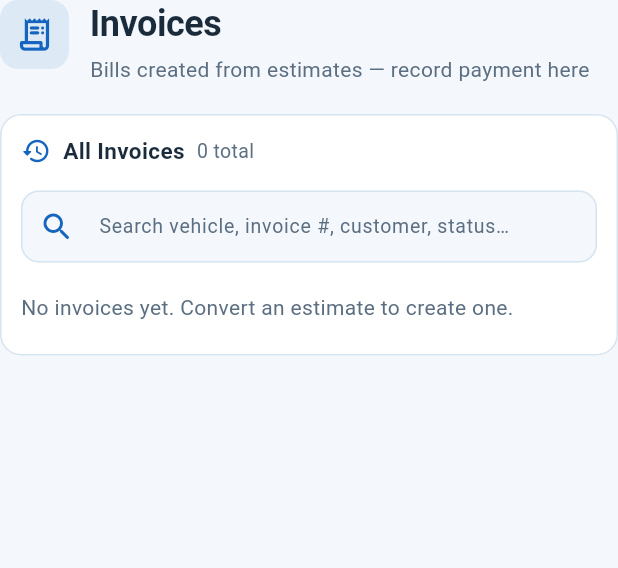
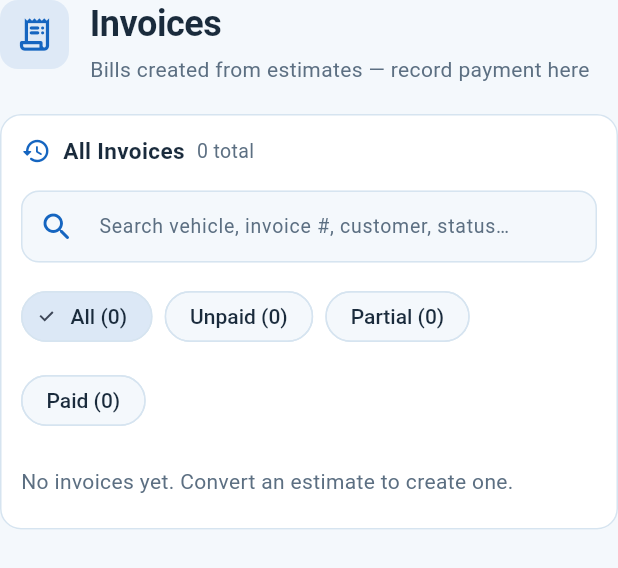
Before and after one commit to shyjutech/garage-management-system, a Flutter app: the InvoicesPage widget shown alone on an empty page, opened directly, on a phone screen of 412 x 824 dp. Shown: the top 568 px of the screen. Run offline on Flutter 3.47's test engine with Material 3 defaults, Android fonts, the phone set to English and light mode, and no system bars; our stand-ins replace cloud_firestore, firebase_auth, firebase_core, pdf, printing, shared_preferences; missing offline and left inert: dart:html; accounts and stored records are empty.

Commit message:
invoice filter

```diff
--- a/lib/src/app.dart
+++ b/lib/src/app.dart
@@ -2281,6 +2281,7 @@ class InvoicesPage extends StatefulWidget {
 
 class _InvoicesPageState extends State<InvoicesPage> {
   final search = TextEditingController();
+  PaymentStatus? statusFilter;
 
   @override
   void dispose() {
@@ -2290,8 +2291,13 @@ class _InvoicesPageState extends State<InvoicesPage> {
 
   List<Invoice> _filteredInvoices(GarageStore store) {
     final query = search.text.trim().toLowerCase();
-    final invoices = List<Invoice>.from(store.invoices)
+    var invoices = List<Invoice>.from(store.invoices)
       ..sort((a, b) => b.createdAt.compareTo(a.createdAt));
+
+    final filter = statusFilter;
+    if (filter != null) {
+      invoices = invoices.where((invoice) => invoice.paymentStatus == filter).toList();
+    }
 
     if (query.isEmpty) {
       return invoices;
@@ -2521,12 +2527,29 @@ class _InvoicesPageState extends State<InvoicesPage> {
     );
   }
 
+  Widget _statusFilterChip({
+    required String label,
+    required PaymentStatus? value,
+  }) {
+    return ChoiceChip(
+      label: Text(label),
+      selected: statusFilter == value,
+      onSelected: (_) => setState(() => statusFilter = value),
+    );
+  }
+
   @override
   Widget build(BuildContext context) {
     final store = context.watch<GarageStore>();
     final invoices = _filteredInvoices(store);
-    final unpaidCount = invoices
-        .where((invoice) => invoice.paymentStatus != PaymentStatus.paid)
+    final unpaidCount = store.invoices
+        .where((invoice) => invoice.paymentStatus == PaymentStatus.unpaid)
+        .length;
+    final partialCount = store.invoices
+        .where((invoice) => invoice.paymentStatus == PaymentStatus.partial)
+        .length;
+    final paidCount = store.invoices
+        .where((invoice) => invoice.paymentStatus == PaymentStatus.paid)
         .length;
 
     return SingleChildScrollView(
@@ -2541,9 +2564,9 @@ class _InvoicesPageState extends State<InvoicesPage> {
           SectionCard(
             title: 'All Invoices',
             icon: Icons.history_rounded,
-            subtitle: unpaidCount > 0
-                ? '$unpaidCount awaiting payment'
-                : '${invoices.length} total',
+            subtitle: unpaidCount + partialCount > 0
+                ? '$unpaidCount unpaid · $partialCount partial'
+                : '${store.invoices.length} total',
             child: Column(
               crossAxisAlignment: CrossAxisAlignment.stretch,
               children: [
@@ -2552,6 +2575,29 @@ class _InvoicesPageState extends State<InvoicesPage> {
                   hint: 'Search vehicle, invoice #, customer, status…',
                   expand: true,
                   onChanged: (_) => setState(() {}),
+                ),
+                const SizedBox(height: 12),
+                Wrap(
+                  spacing: 8,
+                  runSpacing: 8,
+                  children: [
+                    _statusFilterChip(
+                      label: 'All (${store.invoices.length})',
+                      value: null,
+                    ),
+                    _statusFilterChip(
+                      label: 'Unpaid ($unpaidCount)',
+                      value: PaymentStatus.unpaid,
+                    ),
+                    _statusFilterChip(
+                      label: 'Partial ($partialCount)',
+                      value: PaymentStatus.partial,
+                    ),
+                    _statusFilterChip(
+                      label: 'Paid ($paidCount)',
+                      value: PaymentStatus.paid,
+                    ),
+                  ],
                 ),
                 const SizedBox(height: 12),
                 if (invoices.isEmpty)
@@ -2775,22 +2821,6 @@ class _EstimatesPageState extends State<EstimatesPage> {
     }
   }
 
-  Future<void> _markJobDone(GarageStore store, Estimate estimate) async {
-    final jobCardId = estimate.jobCardId;
-    if (jobCardId == null) {
-      return;
-    }
-    await store.updateJobCardStatus(jobCardId, JobStatus.completed);
-    if (!mounted) {
-      return;
-    }
-    showAppSnackBar(
-      context,
-      'Job marked as work done',
-      backgroundColor: AppColors.success,
-    );
-  }
-
   Future<void> _convertToInvoice(
     BuildContext context,
     GarageStore store,
@@ -2861,9 +2891,6 @@ class _EstimatesPageState extends State<EstimatesPage> {
                         : store.jobCards
                             .where((item) => item.id == estimate.jobCardId)
                             .firstOrNull;
-                    final jobDone =
-                        jobCard?.status == JobStatus.completed ||
-                            jobCard?.status == JobStatus.delivered;
                     return Card(
                       margin: const EdgeInsets.only(bottom: 10),
                       clipBehavior: Clip.antiAlias,
@@ -2946,16 +2973,6 @@ class _EstimatesPageState extends State<EstimatesPage> {
                                   ),
                                   label: const Text('Print'),
                                 ),
-                                if (estimate.jobCardId != null && !jobDone)
-                                  OutlinedButton.icon(
-                                    onPressed: () =>
-                                        _markJobDone(store, estimate),
-                                    icon: const Icon(
-                                      Icons.check_circle_outline_rounded,
-                                      size: 18,
-                                    ),
-                                    label: const Text('Mark Job Done'),
-                                  ),
                                 FilledButton.icon(
                                   onPressed: () =>
                                       _convertToInvoice(context, store, estimate),
```
